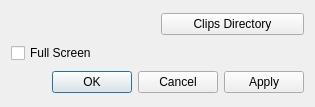
First picture: the form in ui/settings.ui, repository tdauth/gustavsfairyland, before the edit.
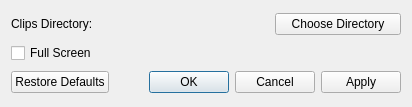
Second picture: the form after the edit.

Commit message:
Many fixes, use unique IDs, default settings, music,
- Fixed running state after canceling or losing a game.
- Use unique IDs for game modes and packages to support high scores (dont use translated strings anymore).
- Use company and application string in QSettings.
- Play music during the game composed by Gustav Mahler.
- Video player uses Game role for audio as well.
- Reduced code of video player.
- Default settings for the settings dialog which reset the clips directory.
- GameRole in QML as well.
- Use higher version for QtMultimedia in QML.

```diff
--- a/ui/settings.ui
+++ b/ui/settings.ui
@@ -6,7 +6,7 @@
    <rect>
     <x>0</x>
     <y>0</y>
-    <width>315</width>
+    <width>412</width>
     <height>107</height>
    </rect>
   </property>
@@ -14,31 +14,38 @@
    <string>Settings</string>
   </property>
   <layout class="QGridLayout" name="gridLayout">
-   <item row="0" column="1">
+   <item row="0" column="2">
     <widget class="QPushButton" name="clipsDirectoryPushButton">
      <property name="text">
-      <string>Clips Directory</string>
+      <string>Choose Directory</string>
      </property>
     </widget>
    </item>
-   <item row="0" column="0">
+   <item row="0" column="1">
     <widget class="QLabel" name="clipsDirectoryLabel">
      <property name="text">
       <string/>
      </property>
     </widget>
    </item>
-   <item row="1" column="0" colspan="2">
+   <item row="0" column="0">
+    <widget class="QLabel" name="label">
+     <property name="text">
+      <string>Clips Directory:</string>
+     </property>
+    </widget>
+   </item>
+   <item row="1" column="0" colspan="3">
     <widget class="QCheckBox" name="fullScreenCheckBox">
      <property name="text">
       <string>Full Screen</string>
      </property>
     </widget>
    </item>
-   <item row="2" column="0" colspan="2">
+   <item row="2" column="0" colspan="3">
     <widget class="QDialogButtonBox" name="buttonBox">
      <property name="standardButtons">
-      <set>QDialogButtonBox::Apply|QDialogButtonBox::Cancel|QDialogButtonBox::Ok</set>
+      <set>QDialogButtonBox::Apply|QDialogButtonBox::Cancel|QDialogButtonBox::Ok|QDialogButtonBox::RestoreDefaults</set>
      </property>
     </widget>
    </item>
```
The commit also changes 29 other files.
